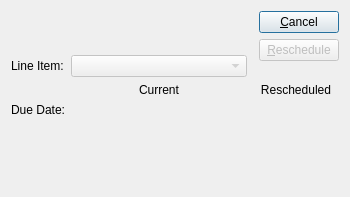
Pegasus-RPG/xtuple-client, file guiclient/reschedulePoitem.ui: the form before one commit.
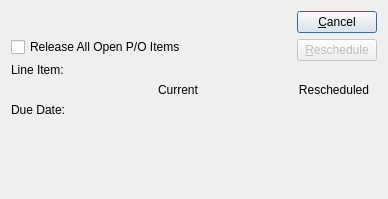
The form after the commit. Custom widgets are drawn as their Qt base class.

Commit message: Issue #12607: Enable ability to reschedule all open items in P/O

Patch:
```diff
--- a/guiclient/reschedulePoitem.ui
+++ b/guiclient/reschedulePoitem.ui
@@ -13,25 +13,22 @@
    <rect>
     <x>0</x>
     <y>0</y>
-    <width>350</width>
-    <height>197</height>
+    <width>388</width>
+    <height>199</height>
    </rect>
   </property>
   <property name="windowTitle">
-   <string>Reschedule Purchase Order Item</string>
+   <string>Reschedule Purchase Order Item(s)</string>
   </property>
   <layout class="QGridLayout" name="gridLayout">
-   <item row="0" column="0" colspan="3">
-    <widget class="OrderCluster" name="_po">
-     <property name="allowedStatuses">
-      <set>OrderLineEdit::Open</set>
-     </property>
-     <property name="allowedTypes">
-      <set>OrderLineEdit::Purchase</set>
+   <item row="2" column="0">
+    <widget class="QLabel" name="_poitemLit">
+     <property name="text">
+      <string>Line Item:</string>
      </property>
     </widget>
    </item>
-   <item row="0" column="3" rowspan="2" colspan="2">
+   <item row="0" column="3" rowspan="3" colspan="2">
     <layout class="QVBoxLayout" name="verticalLayout">
      <item>
       <widget class="QPushButton" name="_close">
@@ -68,14 +65,43 @@
      </item>
     </layout>
    </item>
-   <item row="1" column="0">
-    <widget class="QLabel" name="_poitemLit">
-     <property name="text">
-      <string>Line Item:</string>
+   <item row="4" column="2" colspan="3">
+    <widget class="DLineEdit" name="_new"/>
+   </item>
+   <item row="5" column="0">
+    <spacer name="Spacer295">
+     <property name="orientation">
+      <enum>Qt::Vertical</enum>
      </property>
+     <property name="sizeType">
+      <enum>QSizePolicy::Expanding</enum>
+     </property>
+     <property name="sizeHint" stdset="0">
+      <size>
+       <width>20</width>
+       <height>0</height>
+      </size>
+     </property>
+    </spacer>
+   </item>
+   <item row="4" column="1">
+    <widget class="DLineEdit" name="_current">
+     <property name="enabled">
+      <bool>false</bool>
+     </property>
     </widget>
    </item>
-   <item row="1" column="1">
+   <item row="0" column="0" colspan="3">
+    <widget class="OrderCluster" name="_po">
+     <property name="allowedStatuses">
+      <set>OrderLineEdit::Open</set>
+     </property>
+     <property name="allowedTypes">
+      <set>OrderLineEdit::Purchase</set>
+     </property>
+    </widget>
+   </item>
+   <item row="2" column="1">
     <widget class="XComboBox" name="_poitem">
      <property name="enabled">
       <bool>false</bool>
@@ -88,7 +114,7 @@
      </property>
     </widget>
    </item>
-   <item row="2" column="1">
+   <item row="3" column="1">
     <widget class="QLabel" name="_currentLit">
      <property name="text">
       <string>Current</string>
@@ -98,7 +124,7 @@
      </property>
     </widget>
    </item>
-   <item row="2" column="2" colspan="3">
+   <item row="3" column="2" colspan="3">
     <widget class="QLabel" name="_rescheduledLit">
      <property name="text">
       <string>Rescheduled</string>
@@ -108,7 +134,7 @@
      </property>
     </widget>
    </item>
-   <item row="3" column="0">
+   <item row="4" column="0">
     <widget class="QLabel" name="_dueDateLit">
      <property name="text">
       <string>Due Date:</string>
@@ -118,50 +144,31 @@
      </property>
     </widget>
    </item>
-   <item row="3" column="1">
-    <widget class="DLineEdit" name="_current">
-     <property name="enabled">
-      <bool>false</bool>
+   <item row="1" column="0" colspan="3">
+    <widget class="QCheckBox" name="_allItems">
+     <property name="text">
+      <string>Release All Open P/O Items</string>
      </property>
     </widget>
    </item>
-   <item row="3" column="2" colspan="3">
-    <widget class="DLineEdit" name="_new"/>
-   </item>
-   <item row="4" column="0">
-    <spacer name="Spacer295">
-     <property name="orientation">
-      <enum>Qt::Vertical</enum>
-     </property>
-     <property name="sizeType">
-      <enum>QSizePolicy::Expanding</enum>
-     </property>
-     <property name="sizeHint" stdset="0">
-      <size>
-       <width>20</width>
-       <height>0</height>
-      </size>
-     </property>
-    </spacer>
-   </item>
   </layout>
  </widget>
  <layoutdefault spacing="6" margin="11"/>
  <customwidgets>
   <customwidget>
    <class>DLineEdit</class>
-   <extends>QWidget</extends>
+   <extends></extends>
    <header>datecluster.h</header>
    <container>1</container>
   </customwidget>
   <customwidget>
    <class>OrderCluster</class>
-   <extends>QWidget</extends>
+   <extends></extends>
    <header>ordercluster.h</header>
   </customwidget>
   <customwidget>
    <class>XComboBox</class>
-   <extends>QComboBox</extends>
+   <extends></extends>
    <header>xcombobox.h</header>
   </customwidget>
  </customwidgets>
```
The commit also changes 2 other files.
